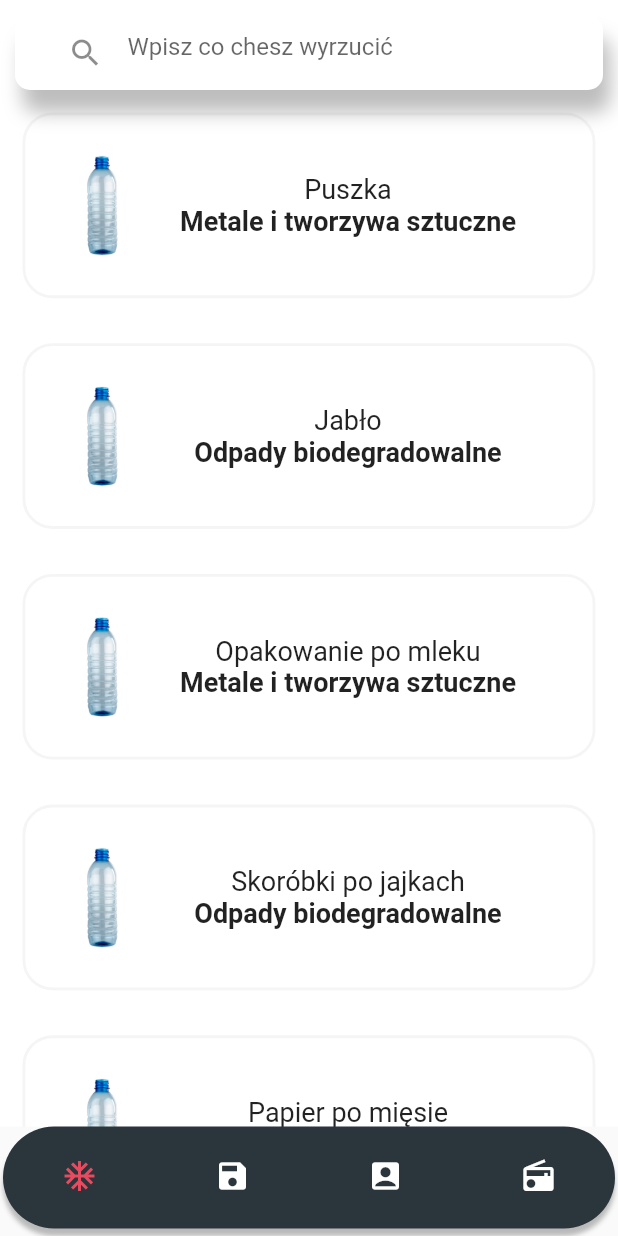
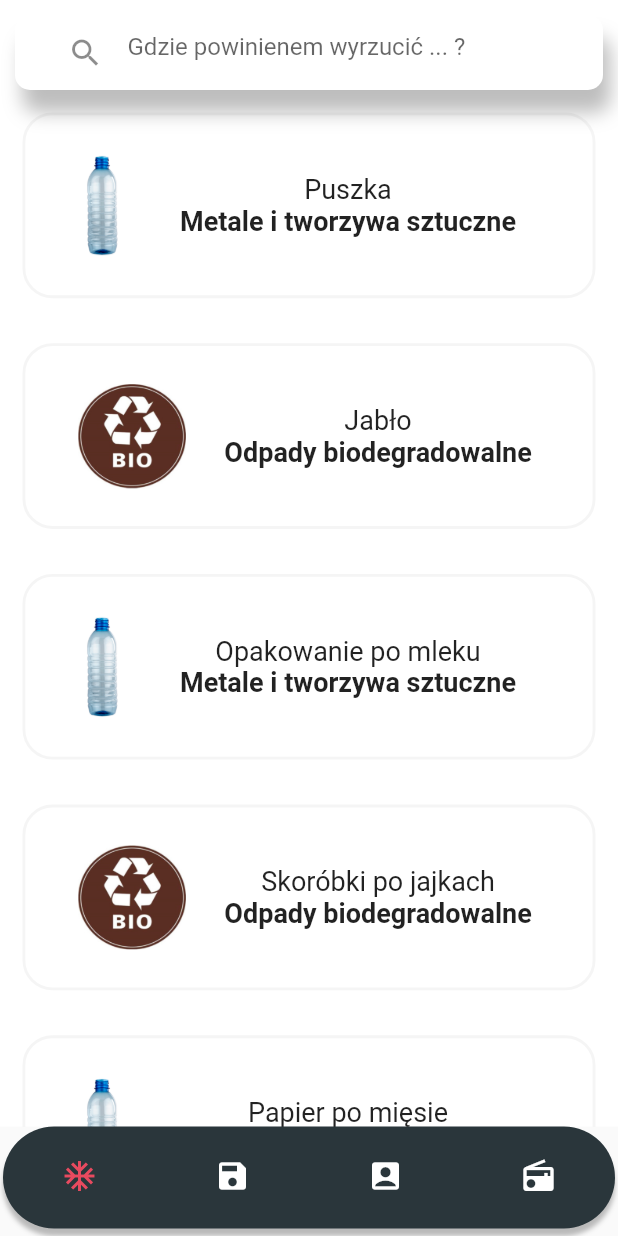
Before and after one commit to ciakarellas/recycling_app, a Flutter app: the screen it shows after launch, on a phone screen of 412 x 824 dp. Run offline on Flutter 3.47's test engine with Material 2 defaults, Android fonts, the phone set to English and light mode, and no system bars.

```diff
--- a/lib/Model/trash.dart
+++ b/lib/Model/trash.dart
@@ -2,6 +2,7 @@ class Trash {
   final String name;
   final String category;
   final String description;
+  final String picUrl;
 
-  Trash(this.name, this.category, this.description);
+  Trash(this.name, this.category, this.description, this.picUrl);
 }
--- a/lib/Provider/recycling_provider.dart
+++ b/lib/Provider/recycling_provider.dart
@@ -39,4 +39,5 @@ class RecyclingProvider extends ChangeNotifier {
       'img': 'assets/bio.png',
     }
   ];
+
 }
--- a/lib/Provider/trash_provider.dart
+++ b/lib/Provider/trash_provider.dart
@@ -4,46 +4,46 @@ import 'package:recycling_app/Model/trash.dart';
 
 class TrashProvider extends ChangeNotifier{
   List<Trash> _trashList = [
-    Trash('Puszka', 'Metale i tworzywa sztuczne', ''),
-    Trash('Jabło', 'Odpady biodegradowalne', ''),
-    Trash('Opakowanie po mleku', 'Metale i tworzywa sztuczne', ''),
-    Trash('Skoróbki po jajkach', 'Odpady biodegradowalne', ''),
-    Trash('Papier po mięsie', 'Metale i tworzywa sztuczne', ''),
-    Trash('Opony', 'PSZOK', ''),
-    Trash('Baterie', 'PSZOK', ''),
-    Trash('Karton', 'Papier', ''),
-    Trash('Butelka', 'Szkło', ''),
-    Trash('Puszka', 'Metale i tworzywa sztuczne', ''),
-    Trash('Butelka', 'Szkło', ''),
-    Trash('Butelka', 'Szkło', ''),
-    Trash('Butelka', 'Szkło', ''),
-    Trash('Butelka', 'Szkło', ''),
-    Trash('Puszka', 'Metale i tworzywa sztuczne', ''),
-    Trash('Puszka', 'Metale i tworzywa sztuczne', ''),
-    Trash('Puszka', 'Metale i tworzywa sztuczne', ''),
-    Trash('Puszka', 'Metale i tworzywa sztuczne', ''),
-    Trash('Puszka', 'Metale i tworzywa sztuczne', ''),
-    Trash('Puszka', 'Metale i tworzywa sztuczne', ''),
-    Trash('Puszka', 'Metale i tworzywa sztuczne', ''),
-    Trash('Puszka', 'Metale i tworzywa sztuczne', ''),
-    Trash('Puszka', 'Metale i tworzywa sztuczne', ''),
-    Trash('Puszka', 'Metale i tworzywa sztuczne', ''),
-    Trash('Puszka', 'Metale i tworzywa sztuczne', ''),
-    Trash('Puszka', 'Metale i tworzywa sztuczne', ''),
-    Trash('Puszka', 'Metale i tworzywa sztuczne', ''),
-    Trash('Puszka', 'Metale i tworzywa sztuczne', ''),
-    Trash('Puszka', 'Metale i tworzywa sztuczne', ''),
-    Trash('Puszka', 'Metale i tworzywa sztuczne', ''),
-    Trash('Puszka', 'Metale i tworzywa sztuczne', ''),
-    Trash('Puszka', 'Metale i tworzywa sztuczne', ''),
-    Trash('Puszka', 'Metale i tworzywa sztuczne', ''),
-    Trash('Puszka', 'Metale i tworzywa sztuczne', ''),
-    Trash('Puszka', 'Metale i tworzywa sztuczne', ''),
-    Trash('Puszka', 'Metale i tworzywa sztuczne', ''),
-    Trash('Puszka', 'Metale i tworzywa sztuczne', ''),
-    Trash('Puszka', 'Metale i tworzywa sztuczne', ''),
-    Trash('Puszka', 'Metale i tworzywa sztuczne', ''),
-    Trash('Puszka', 'Metale i tworzywa sztuczne', ''),
+    Trash('Puszka', 'Metale i tworzywa sztuczne', '', 'assets/plastic-bottle.png', ),
+    Trash('Jabło', 'Odpady biodegradowalne', '','assets/bio.png'),
+    Trash('Opakowanie po mleku', 'Metale i tworzywa sztuczne', '', 'assets/plastic-bottle.png'),
+    Trash('Skoróbki po jajkach', 'Odpady biodegradowalne', '', 'assets/bio.png'),
+    Trash('Papier po mięsie', 'Metale i tworzywa sztuczne', '', 'assets/plastic-bottle.png'),
+    Trash('Opony', 'PSZOK', '', 'assets/Glass-Bottle.png'),
+    Trash('Baterie', 'PSZOK', '', 'assets/Glass-Bottle.png'),
+    Trash('Karton', 'Papier', '', 'assets/Glass-Bottle.png'),
+    Trash('Butelka', 'Szkło', '', 'assets/Glass-Bottle.png'),
+    Trash('Puszka', 'Metale i tworzywa sztuczne', '', 'assets/plastic-bottle.png'),
+    Trash('Butelka', 'Szkło', '', 'assets/Glass-Bottle.png'),
+    Trash('Butelka', 'Szkło', '', 'assets/Glass-Bottle.png'),
+    Trash('Butelka', 'Szkło', '', 'assets/Glass-Bottle.png'),
+    Trash('Butelka', 'Szkło', '', 'assets/Glass-Bottle.png'),
+    Trash('Puszka', 'Metale i tworzywa sztuczne', '', 'assets/plastic-bottle.png'),
+    Trash('Puszka', 'Metale i tworzywa sztuczne', '', 'assets/plastic-bottle.png'),
+    Trash('Puszka', 'Metale i tworzywa sztuczne', '', 'assets/plastic-bottle.png'),
+    Trash('Puszka', 'Metale i tworzywa sztuczne', '', 'assets/plastic-bottle.png'),
+    Trash('Puszka', 'Metale i tworzywa sztuczne', '', 'assets/plastic-bottle.png'),
+    Trash('Puszka', 'Metale i tworzywa sztuczne', '', 'assets/plastic-bottle.png'),
+    Trash('Puszka', 'Metale i tworzywa sztuczne', '', 'assets/plastic-bottle.png'),
+    Trash('Puszka', 'Metale i tworzywa sztuczne', '', 'assets/plastic-bottle.png'),
+    Trash('Puszka', 'Metale i tworzywa sztuczne', '', 'assets/plastic-bottle.png'),
+    Trash('Puszka', 'Metale i tworzywa sztuczne', '', 'assets/plastic-bottle.png'),
+    Trash('Puszka', 'Metale i tworzywa sztuczne', '', 'assets/plastic-bottle.png'),
+    Trash('Puszka', 'Metale i tworzywa sztuczne', '', 'assets/plastic-bottle.png'),
+    Trash('Puszka', 'Metale i tworzywa sztuczne', '', 'assets/plastic-bottle.png'),
+    Trash('Puszka', 'Metale i tworzywa sztuczne', '', 'assets/plastic-bottle.png'),
+    Trash('Puszka', 'Metale i tworzywa sztuczne', '', 'assets/plastic-bottle.png'),
+    Trash('Puszka', 'Metale i tworzywa sztuczne', '', 'assets/plastic-bottle.png'),
+    Trash('Puszka', 'Metale i tworzywa sztuczne', '', 'assets/plastic-bottle.png'),
+    Trash('Puszka', 'Metale i tworzywa sztuczne', '', 'assets/plastic-bottle.png'),
+    Trash('Puszka', 'Metale i tworzywa sztuczne', '', 'assets/plastic-bottle.png'),
+    Trash('Puszka', 'Metale i tworzywa sztuczne', '', 'assets/plastic-bottle.png'),
+    Trash('Puszka', 'Metale i tworzywa sztuczne', '', 'assets/plastic-bottle.png'),
+    Trash('Puszka', 'Metale i tworzywa sztuczne', '', 'assets/plastic-bottle.png'),
+    Trash('Puszka', 'Metale i tworzywa sztuczne', '', 'assets/plastic-bottle.png'),
+    Trash('Puszka', 'Metale i tworzywa sztuczne', '', 'assets/plastic-bottle.png'),
+    Trash('Puszka', 'Metale i tworzywa sztuczne', '', 'assets/plastic-bottle.png'),
+    Trash('Puszka', 'Metale i tworzywa sztuczne', '', 'assets/plastic-bottle.png'),
 
     ];
 
--- a/lib/Widget/bucketList.dart
+++ b/lib/Widget/bucketList.dart
@@ -1,5 +1,6 @@
 import 'package:flutter/material.dart';
 import 'package:provider/provider.dart';
+import 'package:recycling_app/Provider/recycling_provider.dart';
 
 import 'package:recycling_app/Provider/trash_provider.dart';
 
@@ -9,6 +10,7 @@ class BucketList extends StatelessWidget {
   @override
   Widget build(BuildContext context) {
     var trashProvider = Provider.of<TrashProvider>(context);
+    var recyclingProvider = Provider.of<RecyclingProvider>(context);
         if(trashProvider.searchingList == null){
           return ListView.builder(
             padding: EdgeInsets.only(top:60),
@@ -28,7 +30,7 @@ class BucketList extends StatelessWidget {
                         padding: EdgeInsets.only(left:20),
                         height: 70,
                         child: Image(
-                          image: AssetImage('assets/plastic-bottle.png'),
+                          image: AssetImage(trashProvider.trashList[item].picUrl),
                           fit: BoxFit.contain,
                         )
                       ),
--- a/lib/Widget/searchBar.dart
+++ b/lib/Widget/searchBar.dart
@@ -30,7 +30,7 @@ class SearchBar extends StatelessWidget {
               child: Icon(Icons.search),
             ),
             border: InputBorder.none,
-            hintText: "Wpisz co chesz wyrzucić",
+            hintText: "Gdzie powinienem wyrzucić ... ?",
           ),
         ),
       ),
```
